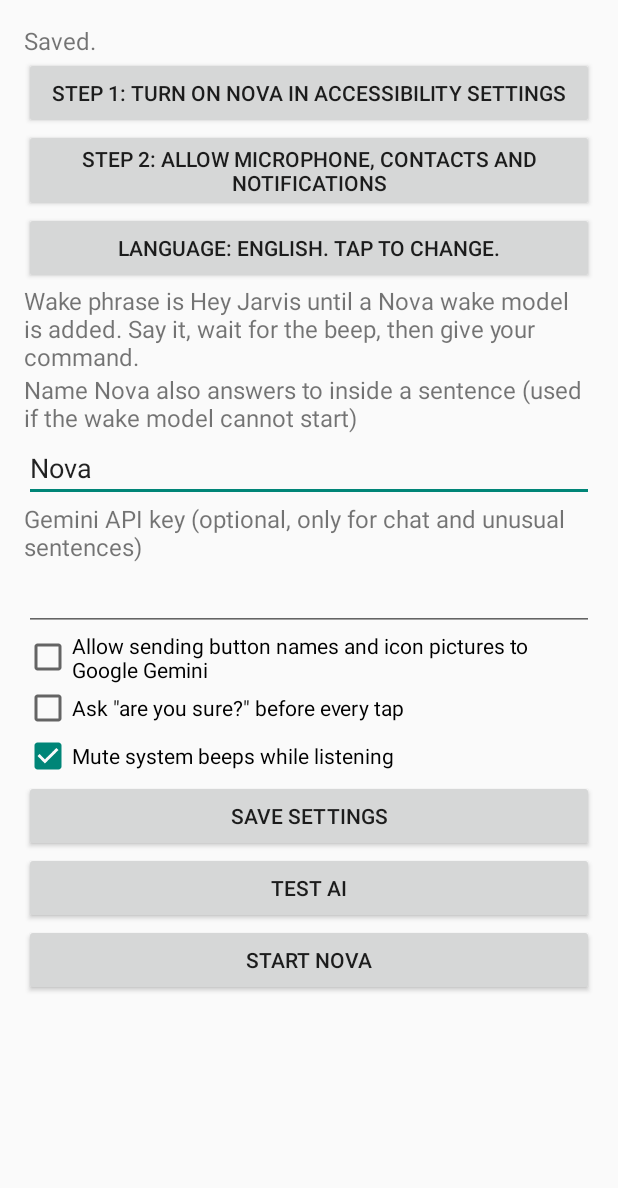
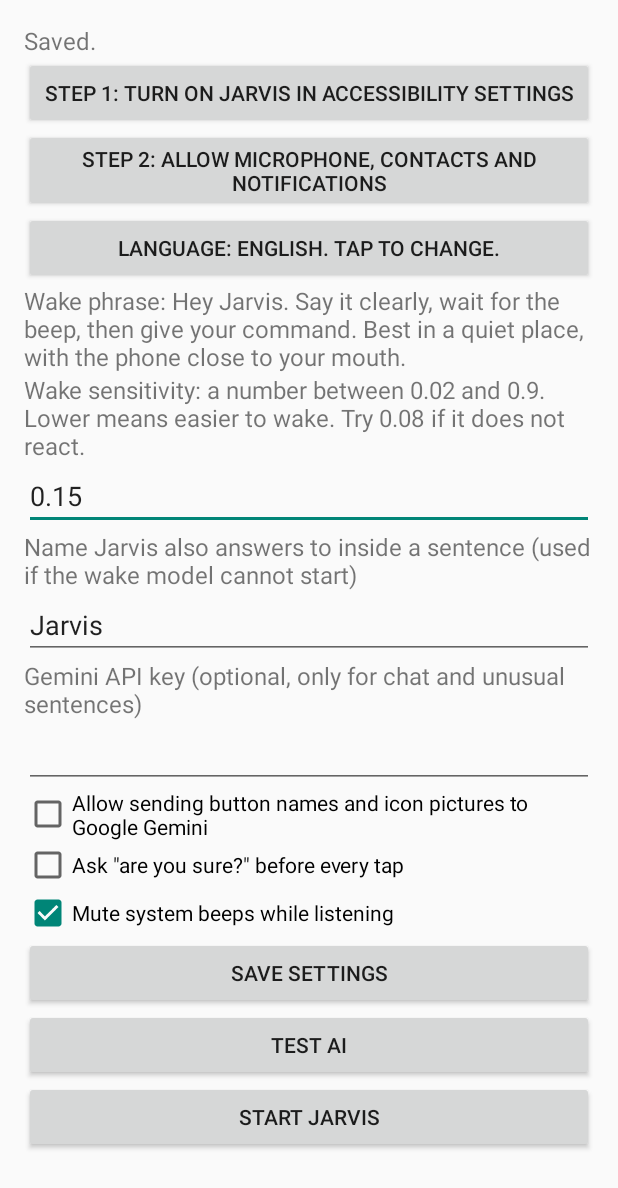
Before and after one commit to Olasumbo-Eniola/Jarvis, an Android app: the screen it shows after launch (MainActivity), after a tap on "SAVE SETTINGS", on a phone screen of 412 x 824 dp. Shown: the top 1188 px of the screen. Run offline under Robolectric (Android 15) with nearby library versions, the phone set to English and light mode, and no system bars; pictures from the network do not load.

Commit message:
Version 3, fixed commands not recognized

```diff
--- a/app/src/main/AndroidManifest.xml
+++ b/app/src/main/AndroidManifest.xml
@@ -24,7 +24,7 @@
 
     <application
         android:allowBackup="false"
-        android:label="Nova"
+        android:label="Jarvis"
         android:theme="@android:style/Theme.Material.Light.NoActionBar">
 
         <activity
@@ -44,7 +44,7 @@
         <service
             android:name=".NovaAccessibilityService"
             android:exported="true"
-            android:label="Nova"
+            android:label="Jarvis"
             android:permission="android.permission.BIND_ACCESSIBILITY_SERVICE">
             <intent-filter>
                 <action android:name="android.accessibilityservice.AccessibilityService" />
--- a/app/src/main/assets/packs/de.json
+++ b/app/src/main/assets/packs/de.json
@@ -18,7 +18,7 @@
     "volume_up": ["lauter", "lautstärke hoch"],
     "volume_down": ["leiser", "lautstärke runter"],
     "clear_text": ["lösche den text", "lösche das"],
-    "quit": ["beenden", "hör auf zuzuhören", "tschüss", "schalte nova aus"],
+    "quit": ["beenden", "hör auf zuzuhören", "tschüss", "schalte jarvis aus"],
     "help": ["hilfe", "hilf mir", "was kannst du"],
     "yes": ["ja", "jawohl", "klar", "mach das", "bestätige"],
     "no": ["nein", "abbrechen", "stopp", "vergiss es"]
@@ -46,7 +46,7 @@
     "tapfail": "Das Tippen hat nicht funktioniert.",
     "disabled": "%s ist ausgegraut und kann nicht gedrückt werden.",
     "choose": "Ich habe %d Treffer für %s. Sag erste, zweite und so weiter.",
-    "noservice": "Bitte aktiviere Nova in den Bedienungshilfen.",
+    "noservice": "Bitte aktiviere Jarvis in den Bedienungshilfen.",
     "nocontacts": "Ich brauche die Erlaubnis, deine Kontakte zu lesen.",
     "contact_missing": "Ich habe keinen Kontakt namens %s gefunden.",
     "app_missing": "Ich habe keine App namens %s gefunden.",
--- a/app/src/main/assets/packs/es.json
+++ b/app/src/main/assets/packs/es.json
@@ -18,7 +18,7 @@
     "volume_up": ["más alto", "sube el volumen"],
     "volume_down": ["más bajo", "baja el volumen"],
     "clear_text": ["borra el texto", "borra esto"],
-    "quit": ["salir", "deja de escuchar", "adiós", "apaga nova"],
+    "quit": ["salir", "deja de escuchar", "adiós", "apaga jarvis"],
     "help": ["ayuda", "ayúdame", "qué puedes hacer"],
     "yes": ["sí", "si", "claro", "adelante", "confirma"],
     "no": ["no", "cancela", "para", "olvídalo"]
@@ -46,7 +46,7 @@
     "tapfail": "Ese toque no funcionó.",
     "disabled": "%s está en gris, no se puede pulsar.",
     "choose": "Encontré %d coincidencias para %s. Di primero, segundo, y así.",
-    "noservice": "Activa Nova en los ajustes de accesibilidad.",
+    "noservice": "Activa Jarvis en los ajustes de accesibilidad.",
     "nocontacts": "Necesito permiso para leer tus contactos.",
     "contact_missing": "No encontré un contacto llamado %s.",
     "app_missing": "No encontré una aplicación llamada %s.",
--- a/app/src/main/assets/packs/fr.json
+++ b/app/src/main/assets/packs/fr.json
@@ -18,7 +18,7 @@
     "volume_up": ["plus fort", "monte le volume"],
     "volume_down": ["moins fort", "baisse le volume"],
     "clear_text": ["efface le texte", "efface ça"],
-    "quit": ["quitte", "arrête d'écouter", "au revoir", "éteins nova"],
+    "quit": ["quitte", "arrête d'écouter", "au revoir", "éteins jarvis"],
     "help": ["aide", "aide-moi", "que peux-tu faire"],
     "yes": ["oui", "ouais", "d'accord", "vas-y", "confirme"],
     "no": ["non", "annule", "stop", "laisse tomber"]
@@ -46,7 +46,7 @@
     "tapfail": "Ça n'a pas marché.",
     "disabled": "%s est grisé, on ne peut pas appuyer dessus.",
     "choose": "J'ai trouvé %d résultats pour %s. Dis premier, deuxième, et ainsi de suite.",
-    "noservice": "Active Nova dans les paramètres d'accessibilité.",
+    "noservice": "Active Jarvis dans les paramètres d'accessibilité.",
     "nocontacts": "J'ai besoin de l'autorisation de lire tes contacts.",
     "contact_missing": "Je n'ai pas trouvé de contact nommé %s.",
     "app_missing": "Je n'ai pas trouvé d'application nommée %s.",
--- a/app/src/main/assets/packs/ha.json
+++ b/app/src/main/assets/packs/ha.json
@@ -18,7 +18,7 @@
     "volume_up": ["ƙara sauti", "sauti sama"],
     "volume_down": ["rage sauti", "sauti ƙasa"],
     "clear_text": ["share rubutu", "share wannan"],
-    "quit": ["fita", "daina sauraro", "sai anjima", "kashe nova"],
+    "quit": ["fita", "daina sauraro", "sai anjima", "kashe jarvis"],
     "help": ["taimako", "taimaka min", "me za ka iya yi"],
     "yes": ["eh", "ee", "e", "toh", "ci gaba"],
     "no": ["a'a", "a a", "a'a ba haka ba", "soke", "tsaya"]
@@ -46,7 +46,7 @@
     "tapfail": "Dannawar ba ta yi aiki ba.",
     "disabled": "%s ya yi launin toka, don haka ba za a iya danna shi ba.",
     "choose": "Na sami %d masu kama da %s. Ka ce na farko, na biyu, da sauransu.",
-    "noservice": "Don Allah kunna Nova a saitunan accessibility.",
+    "noservice": "Don Allah kunna Jarvis a saitunan accessibility.",
     "nocontacts": "Ina bukatar izini don karanta lambobinka.",
     "contact_missing": "Ban sami lambar da ake kira %s ba.",
     "app_missing": "Ban sami manhajar da ake kira %s ba.",
--- a/app/src/main/assets/packs/ig.json
+++ b/app/src/main/assets/packs/ig.json
@@ -18,7 +18,7 @@
     "volume_up": ["mee ụda elu", "ụda elu"],
     "volume_down": ["mee ụda ala", "ụda ala"],
     "clear_text": ["hichapụ ederede", "hichapụ nke a"],
-    "quit": ["pụọ", "kwụsị ige ntị", "ka ọ dị", "gbanyụọ nova"],
+    "quit": ["pụọ", "kwụsị ige ntị", "ka ọ dị", "gbanyụọ jarvis"],
     "help": ["enyemaka", "nyere m aka", "gịnị ka ị nwere ike ime"],
     "yes": ["ee", "e", "ọ dị mma", "gaa n'ihu"],
     "no": ["mba", "ọ bụghị", "kagbuo", "kwụsị"]
@@ -46,7 +46,7 @@
     "tapfail": "Ọpịa ahụ adịghị arụ ọrụ.",
     "disabled": "%s adịghị arụ ọrụ ugbu a, enweghị ike ịpịa ya.",
     "choose": "Achọtara m %d yiri %s. Sị nke mbụ, nke abụọ, wdg.",
-    "noservice": "Biko gbanye Nova na ntọala accessibility.",
+    "noservice": "Biko gbanye Jarvis na ntọala accessibility.",
     "nocontacts": "Achọrọ m ikike ịgụ kọntaktị gị.",
     "contact_missing": "Achọtaghị m kọntaktị akpọrọ %s.",
     "app_missing": "Achọtaghị m ngwa akpọrọ %s.",
--- a/app/src/main/assets/packs/pcm.json
+++ b/app/src/main/assets/packs/pcm.json
@@ -18,7 +18,7 @@
     "volume_up": ["increase sound", "make sound loud", "volume up"],
     "volume_down": ["reduce sound", "make sound small", "volume down"],
     "clear_text": ["clear am", "clear this one", "comot the writing"],
-    "quit": ["off nova", "go rest", "make you rest", "bye bye"],
+    "quit": ["off jarvis", "go rest", "make you rest", "bye bye"],
     "help": ["help me", "abeg help me", "wetin you fit do"],
     "yes": ["yes", "yeah", "oya do am", "do am", "na so", "i dey sure"],
     "no": ["no", "no do am", "leave am", "cancel am", "wait"]
@@ -46,7 +46,7 @@
     "tapfail": "The press no work.",
     "disabled": "%s don grey, you no fit press am.",
     "choose": "I see %d for %s. Talk first, second and so on.",
-    "noservice": "Abeg on Nova for accessibility settings.",
+    "noservice": "Abeg on Jarvis for accessibility settings.",
     "nocontacts": "I need permission to read your contacts.",
     "contact_missing": "I no see contact wey dem call %s.",
     "app_missing": "I no see app wey dem call %s.",
--- a/app/src/main/assets/packs/pt.json
+++ b/app/src/main/assets/packs/pt.json
@@ -18,7 +18,7 @@
     "volume_up": ["mais alto", "aumenta o volume"],
     "volume_down": ["mais baixo", "diminui o volume"],
     "clear_text": ["apaga o texto", "apaga isto"],
-    "quit": ["sair", "para de ouvir", "adeus", "desliga o nova"],
+    "quit": ["sair", "para de ouvir", "adeus", "desliga o jarvis"],
     "help": ["ajuda", "ajuda-me", "o que podes fazer"],
     "yes": ["sim", "claro", "vai", "confirma"],
     "no": ["não", "nao", "cancela", "para", "deixa"]
@@ -46,7 +46,7 @@
     "tapfail": "Esse toque não funcionou.",
     "disabled": "%s está a cinzento, não se pode carregar.",
     "choose": "Encontrei %d resultados para %s. Diz primeiro, segundo, e assim por diante.",
-    "noservice": "Ativa o Nova nas definições de acessibilidade.",
+    "noservice": "Ativa o Jarvis nas definições de acessibilidade.",
     "nocontacts": "Preciso de permissão para ler os teus contactos.",
     "contact_missing": "Não encontrei um contacto chamado %s.",
     "app_missing": "Não encontrei uma aplicação chamada %s.",
--- a/app/src/main/assets/packs/yo.json
+++ b/app/src/main/assets/packs/yo.json
@@ -18,7 +18,7 @@
     "volume_up": ["ohùn sókè", "gbé ohùn sókè"],
     "volume_down": ["ohùn sísàlẹ̀", "dín ohùn kù"],
     "clear_text": ["pa ọ̀rọ̀ rẹ́", "pa èyí rẹ́"],
-    "quit": ["parí", "jáde", "dúró gbọ́rọ̀", "ó dìgbà", "pa nova"],
+    "quit": ["parí", "jáde", "dúró gbọ́rọ̀", "ó dìgbà", "pa jarvis"],
     "help": ["ìrànlọ́wọ́", "ràn mí lọ́wọ́", "kí lo lè ṣe"],
     "yes": ["bẹ́ẹ̀ ni", "beeni", "bẹ́ẹ̀ ni o", "ṣe é"],
     "no": ["rárá", "bẹ́ẹ̀ kọ́", "fagilé", "dúró"]
@@ -46,7 +46,7 @@
     "tapfail": "Títẹ̀ náà kò ṣiṣẹ́.",
     "disabled": "%s ti di grey, a ò lè tẹ̀ ẹ́.",
     "choose": "Mo rí %d tó jọra fún %s. Sọ àkọ́kọ́, èkejì, àti bẹ́ẹ̀ bẹ́ẹ̀ lọ.",
-    "noservice": "Jọ̀wọ́ tan Nova nínú ètò accessibility.",
+    "noservice": "Jọ̀wọ́ tan Jarvis nínú ètò accessibility.",
     "nocontacts": "Mo nílò àyè láti ka àwọn contact rẹ.",
     "contact_missing": "Mi ò rí contact tí wọ́n ń pè ní %s.",
     "app_missing": "Mi ò rí app tí wọ́n ń pè ní %s.",
--- a/app/src/main/java/ng/ainow/nova/AiClient.kt
+++ b/app/src/main/java/ng/ainow/nova/AiClient.kt
@@ -214,7 +214,7 @@ class AiClient(private val prefs: Prefs) {
     /** One short request: is this a command, a question needing the internet, or just chat? Returns JSON text. */
     fun interpret(text: String, languageName: String, buttons: List<String>, cb: (Result) -> Unit) {
         val system = """
-You are Nova, a friendly voice assistant that controls an Android phone for a blind user.
+You are Jarvis, a friendly voice assistant that controls an Android phone for a blind user.
 The user speaks $languageName (they may mix English). Answer ONLY with JSON.
 1. If the user wants the phone to do something, reply {"type":"command","id":"<id>","arg":"<text>"}.
    Allowed ids: tap (arg = the button the user means; prefer a name from the list below), open (arg = app name),
@@ -231,7 +231,7 @@ Buttons visible now: ${buttons.joinToString(" | ")}
 
     /** Answers from the internet using Google Search grounding. Plain text for speaking. */
     fun answer(question: String, languageName: String, cb: (Result) -> Unit) {
-        val system = "You are Nova, a voice assistant. Use Google Search for current facts. Answer in $languageName in at most 60 words, plain text only: no markdown, no lists, no links."
+        val system = "You are Jarvis, a voice assistant. Use Google Search for current facts. Answer in $languageName in at most 60 words, plain text only: no markdown, no lists, no links."
         ask(system, question, search = true, cb = cb)
     }
 
--- a/app/src/main/java/ng/ainow/nova/MainActivity.kt
+++ b/app/src/main/java/ng/ainow/nova/MainActivity.kt
@@ -22,7 +22,9 @@ class MainActivity : Activity() {
     private lateinit var status: TextView
     private lateinit var langBtn: Button
     private lateinit var nameField: EditText
+    private var askedOnce = false
     private lateinit var keyField: EditText
+    private lateinit var sensField: EditText
     private lateinit var consent: CheckBox
     private lateinit var confirmAll: CheckBox
     private lateinit var quiet: CheckBox
@@ -55,7 +57,7 @@ class MainActivity : Activity() {
         status = label("")
         col.addView(status)
 
-        col.addView(button("Step 1: turn on Nova in accessibility settings") {
+        col.addView(button("Step 1: turn on Jarvis in accessibility settings") {
             startActivity(Intent(Settings.ACTION_ACCESSIBILITY_SETTINGS))
         })
         col.addView(button("Step 2: allow microphone, contacts and notifications") {
@@ -73,8 +75,15 @@ class MainActivity : Activity() {
         }
         col.addView(langBtn)
 
-        col.addView(label("Wake phrase is Hey Jarvis until a Nova wake model is added. Say it, wait for the beep, then give your command."))
-        col.addView(label("Name Nova also answers to inside a sentence (used if the wake model cannot start)"))
+        col.addView(label("Wake phrase: Hey Jarvis. Say it clearly, wait for the beep, then give your command. Best in a quiet place, with the phone close to your mouth."))
+        col.addView(label("Wake sensitivity: a number between 0.02 and 0.9. Lower means easier to wake. Try 0.08 if it does not react."))
+        sensField = EditText(this)
+        sensField.setText(prefs.wakeThreshold.toString())
+        sensField.inputType = InputType.TYPE_CLASS_NUMBER or InputType.TYPE_NUMBER_FLAG_DECIMAL
+        sensField.contentDescription = "Wake sensitivity"
+        col.addView(sensField)
+
+        col.addView(label("Name Jarvis also answers to inside a sentence (used if the wake model cannot start)"))
         nameField = EditText(this)
         nameField.setText(prefs.wakeName)
         nameField.contentDescription = "Name to call the assistant by"
@@ -108,8 +117,10 @@ class MainActivity : Activity() {
         startBtn = button("") {
             save()
             if (VoiceService.running) {
+                prefs.userStopped = true
                 stopService(Intent(this, VoiceService::class.java))
             } else {
+                prefs.userStopped = false
                 startForegroundService(Intent(this, VoiceService::class.java))
             }
             status.postDelayed({ refresh() }, 600)
@@ -123,12 +134,35 @@ class MainActivity : Activity() {
 
     override fun onResume() {
         super.onResume()
+        autoStart()
         refresh()
+    }
+
+    /**
+     * Nobody should have to press Start. Opening the app asks for the microphone once, then
+     * Jarvis starts by itself and speaks the welcome. Only an explicit Stop keeps it off.
+     */
+    private fun autoStart() {
+        if (!has(Manifest.permission.RECORD_AUDIO)) {
+            if (askedOnce) return
+            askedOnce = true
+            val perms = ArrayList<String>()
+            perms.add(Manifest.permission.RECORD_AUDIO)
+            perms.add(Manifest.permission.READ_CONTACTS)
+            if (Build.VERSION.SDK_INT >= 33) perms.add(Manifest.permission.POST_NOTIFICATIONS)
+            requestPermissions(perms.toTypedArray(), 1)
+            return
+        }
+        if (!VoiceService.running && !prefs.userStopped) {
+            startForegroundService(Intent(this, VoiceService::class.java))
+            status.postDelayed({ refresh() }, 800)
+        }
     }
 
     private fun save() {
         prefs.wakeName = nameField.text.toString()
         prefs.aiKey = keyField.text.toString()
+        sensField.text.toString().toFloatOrNull()?.let { prefs.wakeThreshold = it }
         prefs.aiConsent = consent.isChecked
         prefs.confirmAll = confirmAll.isChecked
         prefs.quietEars = quiet.isChecked
@@ -153,15 +187,18 @@ class MainActivity : Activity() {
     private fun refresh() {
         val pack = Packs.load(this, prefs.lang)
         langBtn.text = "Language: " + pack.name + ". Tap to change."
-        startBtn.text = if (VoiceService.running) "Stop Nova" else "Start Nova"
+        startBtn.text = if (VoiceService.running) "Stop Jarvis" else "Start Jarvis"
         status.text = "Accessibility: " + (if (serviceOn()) "on" else "off") +
             ". Microphone: " + (if (has(Manifest.permission.RECORD_AUDIO)) "allowed" else "not allowed") +
             ". Contacts: " + (if (has(Manifest.permission.READ_CONTACTS)) "allowed" else "not allowed") +
-            ". Nova: " + (if (VoiceService.running) "running, " + VoiceService.modeName else "stopped") + "."
+            ". Jarvis: " + (if (VoiceService.running) "running, " + VoiceService.modeName + ". " + VoiceService.lastWake + ". " + VoiceService.debug else "stopped") + "."
     }
 
     override fun onRequestPermissionsResult(requestCode: Int, permissions: Array<out String>, grantResults: IntArray) {
         super.onRequestPermissionsResult(requestCode, permissions, grantResults)
-        refresh()
+        if (has(Manifest.permission.RECORD_AUDIO) && !VoiceService.running && !prefs.userStopped) {
+            startForegroundService(Intent(this, VoiceService::class.java))
+        }
+        status.postDelayed({ refresh() }, 800)
     }
 }
--- a/app/src/main/java/ng/ainow/nova/Prefs.kt
+++ b/app/src/main/java/ng/ainow/nova/Prefs.kt
@@ -11,8 +11,8 @@ class Prefs(ctx: Context) {
         set(v) { sp.edit().putString("lang", v).apply() }
 
     var wakeName: String
-        get() = sp.getString("wakeName", "Nova") ?: "Nova"
-        set(v) { sp.edit().putString("wakeName", v.trim().ifEmpty { "Nova" }).apply() }
+        get() = sp.getString("wakeName", "Jarvis") ?: "Jarvis"
+        set(v) { sp.edit().putString("wakeName", v.trim().ifEmpty { "Jarvis" }).apply() }
 
     var aiKey: String
         get() = sp.getString("aiKey", "") ?: ""
@@ -35,6 +35,16 @@ class Prefs(ctx: Context) {
         get() = sp.getBoolean("quietEars", true)
         set(v) { sp.edit().putBoolean("quietEars", v).apply() }
 
+    /** Wake word threshold. Lower = easier to trigger (more false alarms). */
+    var wakeThreshold: Float
+        get() = sp.getFloat("wakeThreshold", 0.15f)
+        set(v) { sp.edit().putFloat("wakeThreshold", v.coerceIn(0.02f, 0.9f)).apply() }
+
+    /** True only if the user pressed Stop. Otherwise Jarvis starts by itself whenever the app opens. */
+    var userStopped: Boolean
+        get() = sp.getBoolean("userStopped", false)
+        set(v) { sp.edit().putBoolean("userStopped", v).apply() }
+
     var onboarded: Boolean
         get() = sp.getBoolean("onboarded", false)
         set(v) { sp.edit().putBoolean("onboarded", v).apply() }
--- a/app/src/main/res/values/strings.xml
+++ b/app/src/main/res/values/strings.xml
@@ -1,5 +1,5 @@
 <?xml version="1.0" encoding="utf-8"?>
 <resources>
-    <string name="app_name">Nova</string>
-    <string name="service_description">Lets Nova read the screen, press buttons and fill in forms when you ask by voice. It works alongside your screen reader.</string>
+    <string name="app_name">Jarvis</string>
+    <string name="service_description">Lets Jarvis read the screen, press buttons and fill in forms when you ask by voice. It works alongside your screen reader.</string>
 </resources>
--- a/settings.gradle.kts
+++ b/settings.gradle.kts
@@ -12,5 +12,5 @@ dependencyResolutionManagement {
         mavenCentral()
     }
 }
-rootProject.name = "Nova"
+rootProject.name = "Jarvis"
 include(":app")
```
Also changed, not shown: app/src/main/assets/packs/en.json (+222 -36 lines), app/src/main/java/ng/ainow/nova/Brain.kt (+11 -2 lines), app/src/main/java/ng/ainow/nova/VoiceService.kt (+40 -25 lines), 91 other files.
